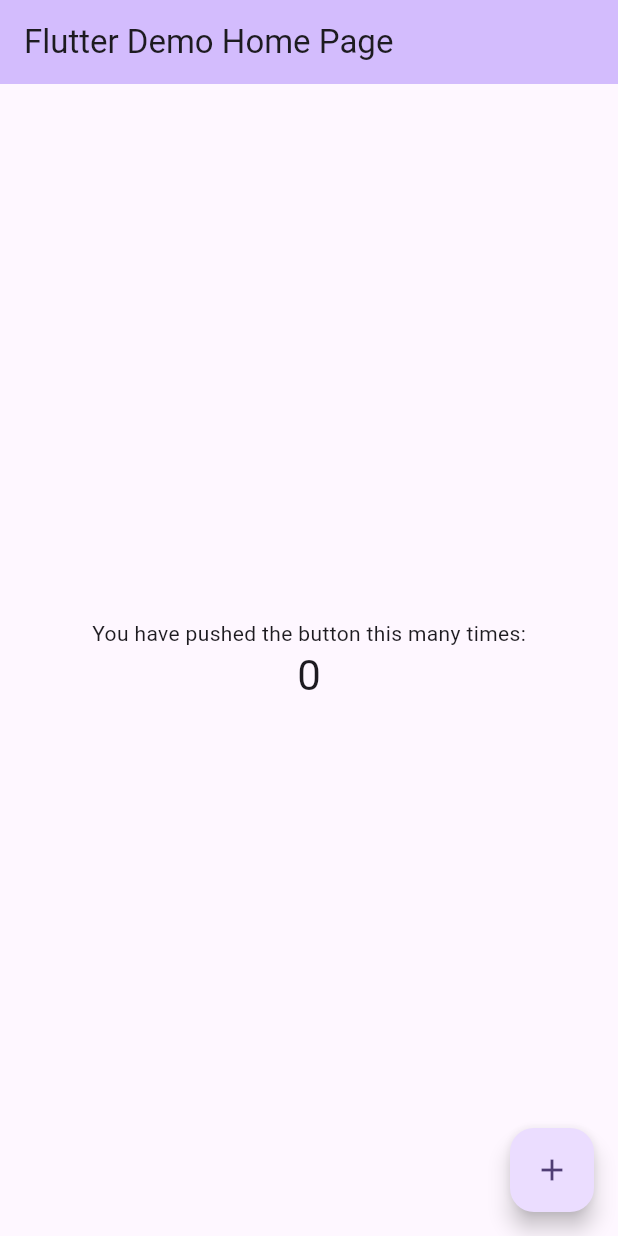
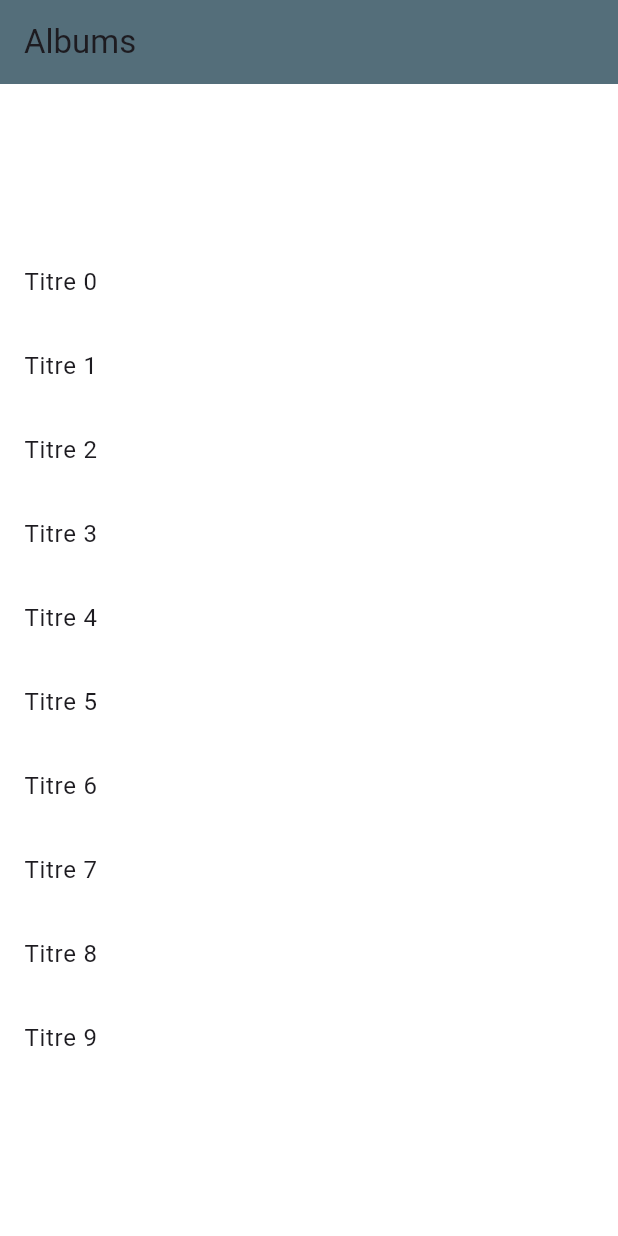
Before and after one commit to vkrpk/tintin-flutter, a Flutter app: the screen it shows after launch, on a phone screen of 412 x 824 dp. Run offline on Flutter 3.47's test engine with Material 3 defaults, Android fonts, the phone set to English and light mode, and no system bars.

Commit message:
Add assets, album service, and master screen: Integrate provided images, create AlbumService with generateAlbums method, and implement stateless AlbumsMaster screen with dynamic ListView using FutureBuilder

```diff
--- a/lib/main.dart
+++ b/lib/main.dart
@@ -1,4 +1,5 @@
 import 'package:flutter/material.dart';
+import 'package:tintin/screens/albums_master.dart';
 
 void main() {
   runApp(const MyApp());
@@ -9,61 +10,14 @@ class MyApp extends StatelessWidget {
 
   @override
   Widget build(BuildContext context) {
-    return MaterialApp(
-      title: 'Flutter Demo',
-      theme: ThemeData(
-        colorScheme: ColorScheme.fromSeed(seedColor: Colors.deepPurple),
-        useMaterial3: true,
-      ),
-      home: const MyHomePage(title: 'Flutter Demo Home Page'),
-    );
+    return AlbumsMaster();
+    // return MaterialApp(
+    //   title: 'Flutter Demo',
+    //   theme: ThemeData(
+    //     colorScheme: ColorScheme.fromSeed(seedColor: Colors.deepPurple),
+    //     useMaterial3: true,
+    //   ),
+    //   home: AlbumsMaster(),
+    // );
   }
 }
-
-class MyHomePage extends StatefulWidget {
-  const MyHomePage({super.key, required this.title});
-
-  final String title;
-
-  @override
-  State<MyHomePage> createState() => _MyHomePageState();
-}
-
-class _MyHomePageState extends State<MyHomePage> {
-  int _counter = 0;
-
-  void _incrementCounter() {
-    setState(() {
-      _counter++;
-    });
-  }
-
-  @override
-  Widget build(BuildContext context) {
-    return Scaffold(
-      appBar: AppBar(
-        backgroundColor: Theme.of(context).colorScheme.inversePrimary,
-        title: Text(widget.title),
-      ),
-      body: Center(
-        child: Column(
-          mainAxisAlignment: MainAxisAlignment.center,
-          children: <Widget>[
-            const Text(
-              'You have pushed the button this many times:',
-            ),
-            Text(
-              '$_counter',
-              style: Theme.of(context).textTheme.headlineMedium,
-            ),
-          ],
-        ),
-      ),
-      floatingActionButton: FloatingActionButton(
-        onPressed: _incrementCounter,
-        tooltip: 'Increment',
-        child: const Icon(Icons.add),
-      ), // This trailing comma makes auto-formatting nicer for build methods.
-    );
-  }
-}
--- a/lib/models/album.dart
+++ b/lib/models/album.dart
@@ -14,7 +14,7 @@ class Album {
     return 'Album{title: $title, numero: $numero, year: $year, yearInColor: $yearInColor, image: $image, resume: $resume}';
   }
 
-  Map<String, dynamic> toJson() {
+  Map<String, dynamic> toJson(list) {
     return {
       'title': title,
       'numero': numero,
--- /dev/null
+++ b/lib/screens/albums_master.dart
@@ -0,0 +1,56 @@
+import 'package:flutter/material.dart';
+import 'package:tintin/models/album.dart';
+import 'package:tintin/services/album_service.dart';
+
+class AlbumsMaster extends StatelessWidget {
+  const AlbumsMaster({super.key});
+
+  @override
+  Widget build(BuildContext context) {
+    return MaterialApp(
+      title: 'Flutter Demo',
+      home: Scaffold(
+        appBar: AppBar(
+          title: const Text('Albums'),
+          backgroundColor: Colors.blueGrey[600],
+        ),
+        backgroundColor: Colors.white,
+        body: Container(
+          child: FutureBuilder(
+            future: AlbumService.generateAlbums(),
+            builder: (context, snapshot) {
+              List<Widget> children;
+              if (snapshot.hasData) {
+                List<Album>? data = snapshot.data;
+                children = <Widget>[
+                  ListView.builder(
+                    itemCount: data?.length,
+                    prototypeItem: const ListTile(
+                      title: Text('Liste des albums'),
+                    ),
+                    shrinkWrap: true,
+                    itemBuilder: (context, index) {
+                      return ListTile(
+                          title: Text(data![index].title),
+                      );
+                    },
+                  )
+                ];
+              } else {
+                children = const <Widget>[
+                  Text('No data'),
+                ];
+              }
+              return Center(
+                child: Column(
+                  mainAxisAlignment: MainAxisAlignment.center,
+                  children: children,
+                ),
+              );
+            },
+          ),
+        ),
+      ),
+    );
+  }
+}
--- /dev/null
+++ b/lib/services/album_service.dart
@@ -0,0 +1,7 @@
+import 'package:tintin/models/album.dart';
+
+class AlbumService {
+  static Future<List<Album>> generateAlbums () async {
+    return List<Album>.generate(10, (i) => Album('Titre $i', i, 1930+i, 1930+i, 'image$i.png', 'résumé$i'));
+  }
+}
```
